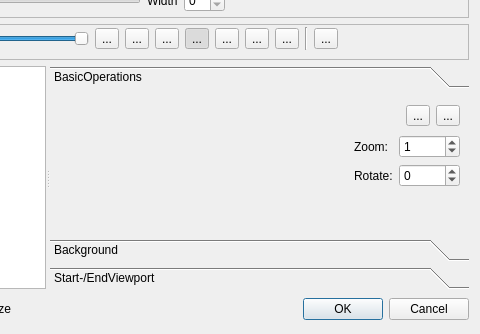
First picture: the form in src/widgets/titlewidget_ui.ui, repository KDE/kdenlive, before the edit; both pictures show x 426 to 906 and y 108 to 442 of the 906 by 442 pixel window.
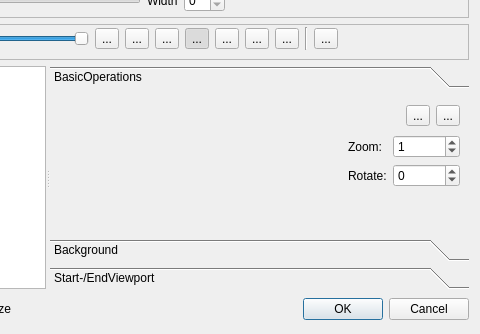
Second picture: the form after the edit. Custom widgets are drawn as their Qt base class.

Patch:
```diff
--- a/src/widgets/titlewidget_ui.ui
+++ b/src/widgets/titlewidget_ui.ui
@@ -441,7 +441,7 @@
         <item row="1" column="2">
          <widget class="KIntSpinBox" name="itemzoom">
           <property name="maximum">
-           <number>10000</number>
+           <number>100000</number>
           </property>
           <property name="value">
            <number>1</number>
```
